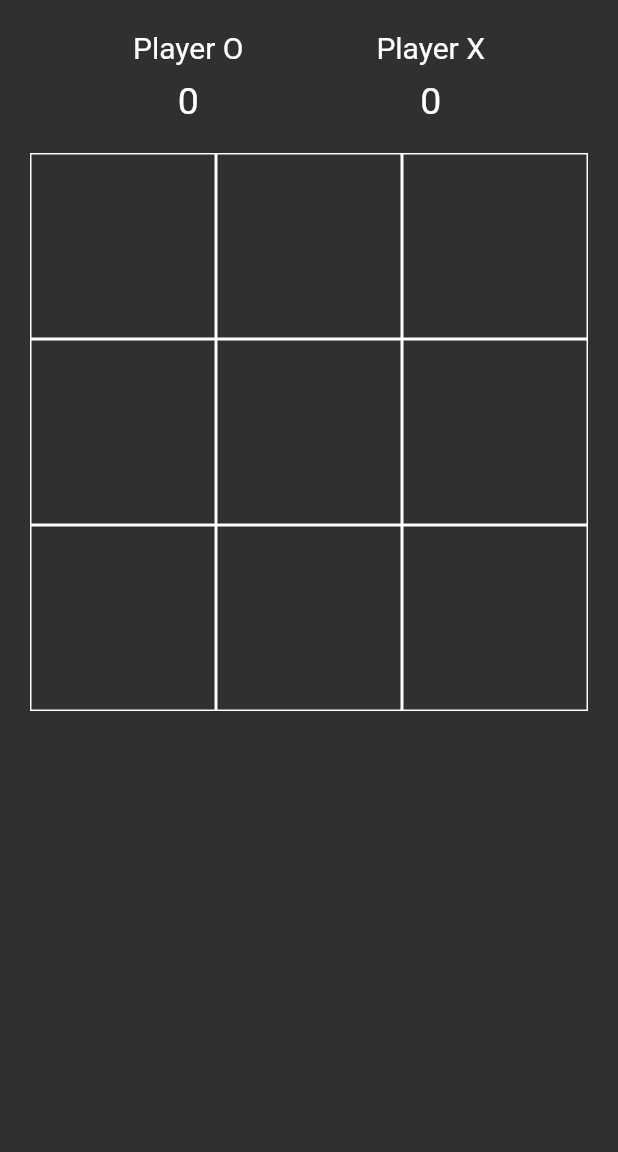
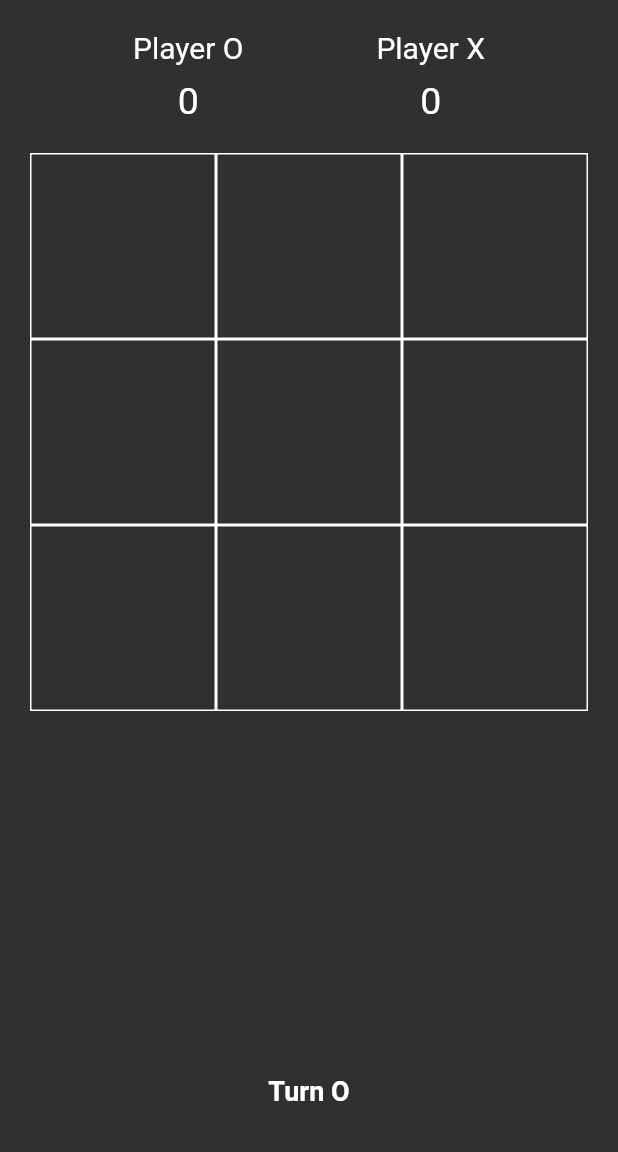
Before and after one commit to Terminatorking/tic_tac_toe, a Flutter app: the screen it shows after launch, on a phone screen of 412 x 824 dp, the part 84-1236 px from its top. Run offline on Flutter 3.47's test engine with Material 2 defaults, Android fonts, the phone set to English and light mode, and no system bars.

Commit message:
complete text of board

```diff
--- a/lib/home_page.dart
+++ b/lib/home_page.dart
@@ -10,6 +10,8 @@ class HomePage extends StatefulWidget {
 class _HomePageState extends State<HomePage> {
   int winingsOfXPlayer = 0;
   int winingsOfOPlayer = 0;
+  bool isTurnO = true;
+  List<String> xOrOList = ["", "", "", "", "", "", "", "", ""];
   @override
   Widget build(BuildContext context) {
     Size size = MediaQuery.of(context).size;
@@ -74,14 +76,49 @@ class _HomePageState extends State<HomePage> {
                   crossAxisCount: 3,
                 ),
                 itemBuilder: (context, index) {
-                  return Container(
-                    decoration: BoxDecoration(
-                      border: Border.all(color: Colors.white),
+                  return GestureDetector(
+                    onTap: () {
+                      setState(
+                        () {
+                          isTurnO = !isTurnO;
+                          if (isTurnO) {
+                            xOrOList[index] = "O";
+                          } else {
+                            xOrOList[index] = "X";
+                          }
+                        },
+                      );
+                    },
+                    child: Container(
+                      decoration: BoxDecoration(
+                        border: Border.all(color: Colors.white),
+                      ),
+                      child: Center(
+                        child: Text(
+                          xOrOList[index],
+                          style: TextStyle(
+                            fontSize: 25,
+                            fontWeight: FontWeight.bold,
+                            color: xOrOList[index] == "O"
+                                ? Colors.redAccent
+                                : Colors.greenAccent,
+                          ),
+                        ),
+                      ),
                     ),
                   );
                 },
               ),
-            )
+            ),
+            TextButton(onPressed: (){}, child: Text("")),
+            const Spacer(),
+            Text(
+              isTurnO ? "Turn O" : "Turn X",
+              style: const TextStyle(fontSize: 18, fontWeight: FontWeight.bold),
+            ),
+            const SizedBox(
+              height: 30,
+            ),
           ],
         ),
       ),
```
